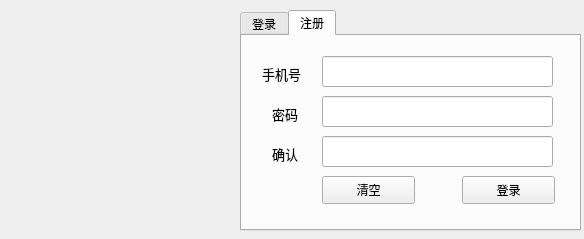
Qt form demo/logindialog.ui (dreamxian4/mini-meeting) before a commit.
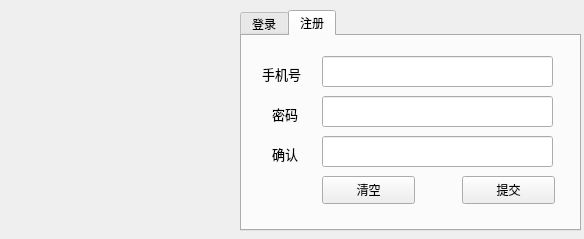
The same form after that commit. Icons and pictures are not drawn.

What changed in the file:
```diff
--- a/demo/logindialog.ui
+++ b/demo/logindialog.ui
@@ -10,6 +10,18 @@
     <height>239</height>
    </rect>
   </property>
+  <property name="minimumSize">
+   <size>
+    <width>584</width>
+    <height>239</height>
+   </size>
+  </property>
+  <property name="maximumSize">
+   <size>
+    <width>584</width>
+    <height>239</height>
+   </size>
+  </property>
   <property name="windowTitle">
    <string>Dialog</string>
   </property>
@@ -233,7 +245,7 @@
       </rect>
      </property>
      <property name="text">
-      <string>登录</string>
+      <string>提交</string>
      </property>
     </widget>
     <widget class="QLineEdit" name="le_confirm_passwd">
```
Left out of the diff: 10 changed lines with no effect on the pictures.
